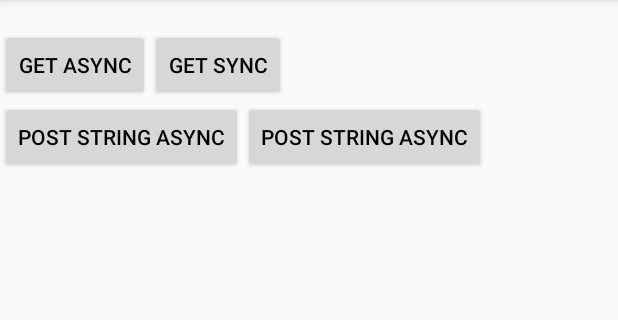
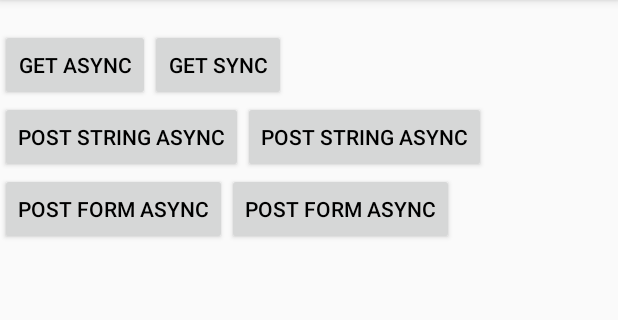
Before and after one commit to dongzhong/OkHttpUtil, an Android app: the screen it shows after launch (MainActivity), on a phone screen of 412 x 824 dp, the part 84-404 px from its top. Run offline under Robolectric (Android 15) with nearby library versions, the phone set to English and light mode, and no system bars.

Commit message:
新增PostForm方法

```diff
--- a/OkHttpUtil/src/main/java/dongzhong/okhttputil/OkHttpUtil.java
+++ b/OkHttpUtil/src/main/java/dongzhong/okhttputil/OkHttpUtil.java
@@ -4,6 +4,7 @@ import java.io.IOException;
 import java.util.concurrent.TimeUnit;
 
 import dongzhong.okhttputil.builder.GetRequestBuilder;
+import dongzhong.okhttputil.builder.PostFormRequestBuilder;
 import dongzhong.okhttputil.builder.PostStringBuilder;
 import dongzhong.okhttputil.callback.Callback;
 import dongzhong.okhttputil.interceptor.LogInterceptor;
@@ -79,6 +80,10 @@ public class OkHttpUtil {
         return new PostStringBuilder();
     }
 
+    public PostFormRequestBuilder postForm() {
+        return new PostFormRequestBuilder();
+    }
+
     public void execute(final RequestCall requestCall, final Callback callback) {
         requestCall.getCall().enqueue(new okhttp3.Callback() {
             @Override
--- a/okhttputiltest/src/main/res/layout/activity_main.xml
+++ b/okhttputiltest/src/main/res/layout/activity_main.xml
@@ -61,6 +61,27 @@
 
             </LinearLayout>
 
+            <LinearLayout
+                android:layout_width="match_parent"
+                android:layout_height="wrap_content"
+                android:orientation="horizontal">
+
+                <Button
+                    android:id="@+id/post_form_async_button"
+                    android:layout_width="wrap_content"
+                    android:layout_height="wrap_content"
+                    android:textColor="#000"
+                    android:text="Post Form Async" />
+
+                <Button
+                    android:id="@+id/post_form_sync_button"
+                    android:layout_width="wrap_content"
+                    android:layout_height="wrap_content"
+                    android:textColor="#000"
+                    android:text="Post Form Async" />
+
+            </LinearLayout>
+
         </LinearLayout>
 
     </LinearLayout>
```
Also changed, not shown: OkHttpUtil/src/main/java/dongzhong/okhttputil/builder/PostFormRequestBuilder.java (added, +36 -0 lines), OkHttpUtil/src/main/java/dongzhong/okhttputil/request/PostFileRequest.java (deleted, +0 -51 lines), OkHttpUtil/src/main/java/dongzhong/okhttputil/request/PostFormRequest.java (added, +42 -0 lines), OkHttpUtil/src/main/java/dongzhong/okhttputil/request/requestbody/ProgressRequestBody.java (deleted, +0 -54 lines), okhttputiltest/src/main/java/dongzhong/okhttputiltest/MainActivity.java (+48 -0 lines).
